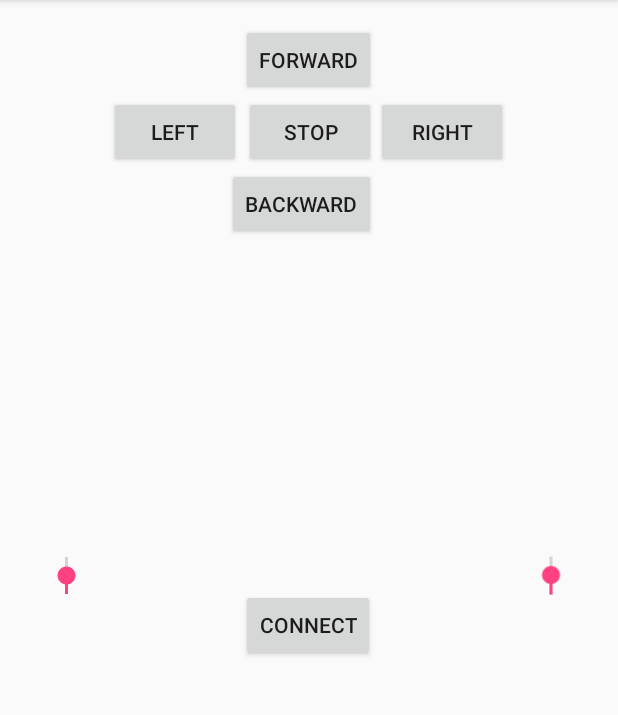
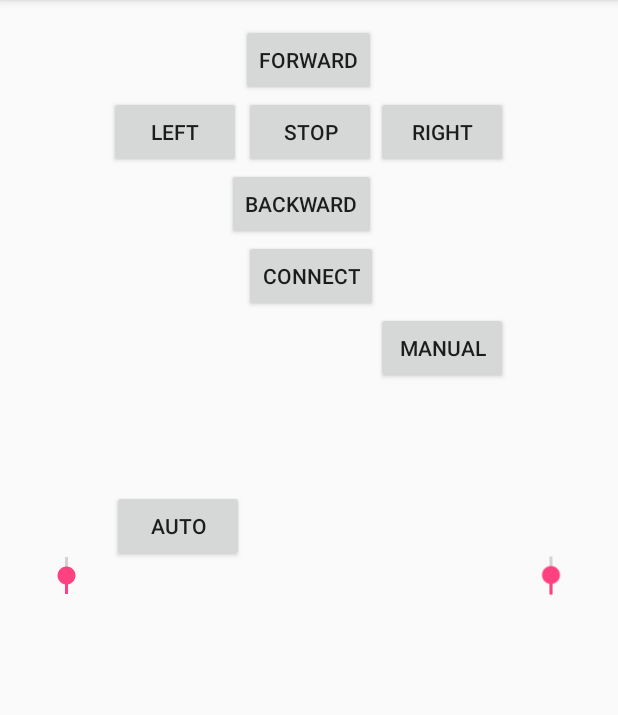
Before and after one commit to DEJeroen/TANK, an Android app: the screen it shows after launch (MainActivity), on a phone screen of 412 x 824 dp, the part 84-799 px from its top. Run offline under Robolectric (Android 15) with nearby library versions, the phone set to English and light mode, and no system bars.

Commit message:
Added automatic and manual buttons to Megalania

```diff
--- a/Android/Megalania/app/src/main/res/layout/activity_main.xml
+++ b/Android/Megalania/app/src/main/res/layout/activity_main.xml
@@ -62,9 +62,9 @@
         android:text="Connect"
         android:id="@+id/connectButton"
         android:onClick="onConnectClick"
-        android:layout_below="@+id/seekBarLeft"
-        android:layout_toRightOf="@+id/btnLeft"
-        android:layout_toEndOf="@+id/btnLeft" />
+        android:layout_below="@+id/button2"
+        android:layout_alignLeft="@+id/StopBtn"
+        android:layout_alignStart="@+id/StopBtn" />
 
     <Button
         android:layout_width="wrap_content"
@@ -85,5 +85,25 @@
         android:minWidth="2600dp"
         android:layout_centerVertical="true"/>
 
+    <Button
+        android:layout_width="wrap_content"
+        android:layout_height="wrap_content"
+        android:text="Manual"
+        android:id="@+id/buttonManual"
+        android:layout_below="@+id/connectButton"
+        android:layout_toRightOf="@+id/button2"
+        android:layout_toEndOf="@+id/button2"
+        android:onClick="onManualClick"/>
+
+    <Button
+        android:layout_width="wrap_content"
+        android:layout_height="wrap_content"
+        android:text="Auto"
+        android:id="@+id/buttonAutomatic"
+        android:layout_above="@+id/seekBarLeft"
+        android:layout_toLeftOf="@+id/connectButton"
+        android:layout_toStartOf="@+id/connectButton"
+        android:onClick="onAutomaticClick"/>
+
 
 </RelativeLayout>
--- a/Android/Megalania/build.gradle
+++ b/Android/Megalania/build.gradle
@@ -5,7 +5,7 @@ buildscript {
         jcenter()
     }
     dependencies {
-        classpath 'com.android.tools.build:gradle:2.0.0'
+        classpath 'com.android.tools.build:gradle:2.1.0'
 
         // NOTE: Do not place your application dependencies here; they belong
         // in the individual module build.gradle files
```
Also changed, not shown: Android/Megalania/app/src/main/java/com/tank/megalania/MainActivity.java (+21 -11 lines).
